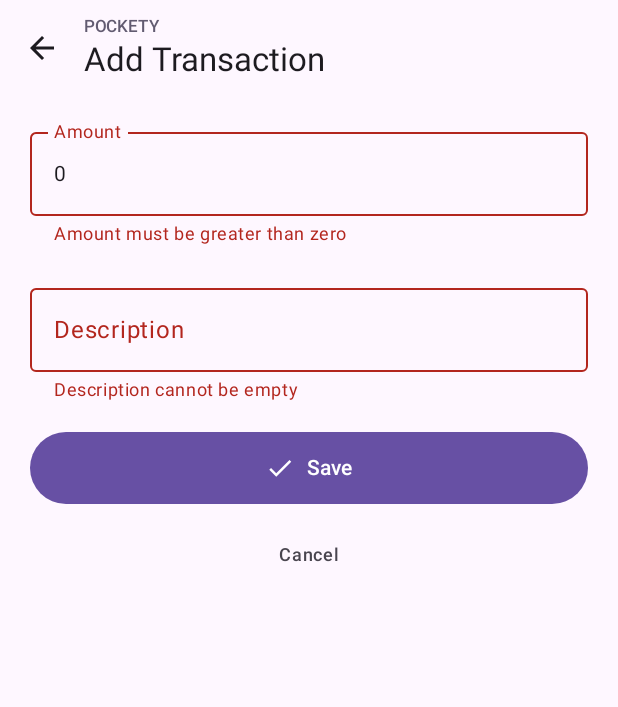
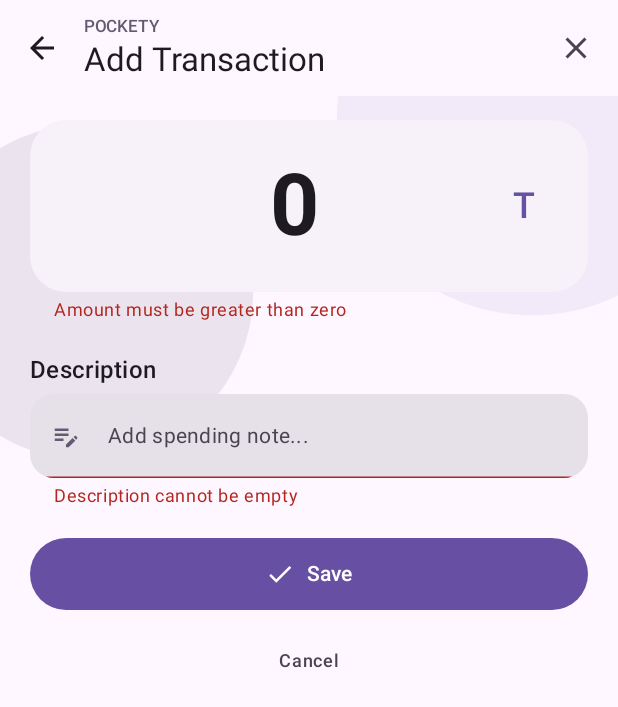
Before and after one commit to ahparhizgar/pockety, an Android app built with Jetpack Compose: the @Preview function AddTransactionScreenErrorPreview, on a phone screen of 412 x 824 dp. Shown: the top 707 px of the screen. Run offline under Robolectric (Android 15) with nearby library versions, the phone set to English and light mode, and no system bars; our stand-ins replace Compose Multiplatform resources.

Commit message:
Make design of AddTransactionScreen match the design

```diff
--- a/app/shared/src/commonMain/composeResources/values-fa/strings.xml
+++ b/app/shared/src/commonMain/composeResources/values-fa/strings.xml
@@ -19,4 +19,6 @@
     <string name="no_transactions">هنوز تراکنشی ثبت نشده است</string>
     <string name="error_invalid_amount">مبلغ باید بیشتر از صفر باشد</string>
     <string name="error_empty_description">توضیحات نمی‌تواند خالی باشد</string>
+    <string name="description_placeholder">یادداشت خرج را وارد کنید...</string>
+    <string name="currency_symbol">تومان</string>
 </resources>
--- a/app/shared/src/commonMain/composeResources/values/strings.xml
+++ b/app/shared/src/commonMain/composeResources/values/strings.xml
@@ -19,4 +19,6 @@
     <string name="no_transactions">No transactions yet</string>
     <string name="error_invalid_amount">Amount must be greater than zero</string>
     <string name="error_empty_description">Description cannot be empty</string>
+    <string name="description_placeholder">Add spending note...</string>
+    <string name="currency_symbol">T</string>
 </resources>
--- a/app/shared/src/commonMain/kotlin/com/base/feature/transaction/add/AddTransactionScreen.kt
+++ b/app/shared/src/commonMain/kotlin/com/base/feature/transaction/add/AddTransactionScreen.kt
@@ -3,6 +3,7 @@ package com.base.feature.transaction.add
 import androidx.compose.foundation.layout.Arrangement
 import androidx.compose.foundation.layout.Box
 import androidx.compose.foundation.layout.Column
+import androidx.compose.foundation.layout.Row
 import androidx.compose.foundation.layout.Spacer
 import androidx.compose.foundation.layout.fillMaxSize
 import androidx.compose.foundation.layout.fillMaxWidth
@@ -13,31 +14,43 @@ import androidx.compose.foundation.layout.width
 import androidx.compose.foundation.layout.widthIn
 import androidx.compose.foundation.rememberScrollState
 import androidx.compose.foundation.shape.CircleShape
+import androidx.compose.foundation.shape.RoundedCornerShape
+import androidx.compose.foundation.text.BasicTextField
 import androidx.compose.foundation.text.KeyboardActions
 import androidx.compose.foundation.text.KeyboardOptions
 import androidx.compose.foundation.verticalScroll
 import androidx.compose.material.icons.Icons
 import androidx.compose.material.icons.automirrored.filled.ArrowBack
 import androidx.compose.material.icons.filled.Check
+import androidx.compose.material.icons.filled.Close
+import androidx.compose.material.icons.filled.EditNote
 import androidx.compose.material3.Button
 import androidx.compose.material3.ButtonDefaults
 import androidx.compose.material3.CircularProgressIndicator
 import androidx.compose.material3.Icon
 import androidx.compose.material3.IconButton
 import androidx.compose.material3.MaterialTheme
-import androidx.compose.material3.OutlinedTextField
 import androidx.compose.material3.Scaffold
+import androidx.compose.material3.Surface
 import androidx.compose.material3.Text
 import androidx.compose.material3.TextButton
+import androidx.compose.material3.TextField
+import androidx.compose.material3.TextFieldDefaults
 import androidx.compose.runtime.Composable
 import androidx.compose.runtime.getValue
 import androidx.compose.ui.Alignment
 import androidx.compose.ui.Modifier
+import androidx.compose.ui.draw.drawBehind
 import androidx.compose.ui.focus.FocusDirection
+import androidx.compose.ui.geometry.Offset
+import androidx.compose.ui.graphics.Color
+import androidx.compose.ui.graphics.SolidColor
 import androidx.compose.ui.platform.LocalFocusManager
 import androidx.compose.ui.platform.testTag
+import androidx.compose.ui.text.font.FontWeight
 import androidx.compose.ui.text.input.ImeAction
 import androidx.compose.ui.text.input.KeyboardType
+import androidx.compose.ui.text.style.TextAlign
 import androidx.compose.ui.unit.dp
 import com.arkivanov.decompose.extensions.compose.subscribeAsState
 import com.base.ui.ScreenPreviews
@@ -46,9 +59,10 @@ import com.base.usermessage.UiString
 import org.jetbrains.compose.resources.stringResource
 import pockety.app.shared.generated.resources.Res
 import pockety.app.shared.generated.resources.add_transaction_title
-import pockety.app.shared.generated.resources.amount_label
 import pockety.app.shared.generated.resources.cancel_action
+import pockety.app.shared.generated.resources.currency_symbol
 import pockety.app.shared.generated.resources.description_label
+import pockety.app.shared.generated.resources.description_placeholder
 import pockety.app.shared.generated.resources.error_empty_description
 import pockety.app.shared.generated.resources.error_invalid_amount
 import pockety.app.shared.generated.resources.save_action
@@ -73,6 +87,17 @@ fun AddTransactionScreen(
                 Icon(
                     imageVector = Icons.AutoMirrored.Filled.ArrowBack,
                     contentDescription = stringResource(Res.string.cancel_action),
+                )
+              }
+            },
+            actions = {
+              IconButton(
+                  onClick = component::onCancelClicked,
+              ) {
+                Icon(
+                    imageVector = Icons.Default.Close,
+                    contentDescription = stringResource(Res.string.cancel_action),
+                    tint = MaterialTheme.colorScheme.onSurfaceVariant,
                 )
               }
             },
@@ -190,6 +215,11 @@ private fun FormActions(
   }
 }
 
+private const val GLOW_RADIUS_PRIMARY_FRACTION = 0.35f
+private const val GLOW_CENTER_X_PRIMARY_FRACTION = 0.9f
+private const val GLOW_RADIUS_SECONDARY_FRACTION = 0.3f
+private const val GLOW_CENTER_X_SECONDARY_FRACTION = 0.1f
+
 @Composable
 private fun AmountInputField(
     amountText: String,
@@ -198,29 +228,87 @@ private fun AmountInputField(
     onNext: () -> Unit,
     modifier: Modifier = Modifier,
 ) {
-  OutlinedTextField(
+  Column(
+      modifier = modifier.fillMaxWidth(),
+      verticalArrangement = Arrangement.spacedBy(4.dp),
+  ) {
+    AmountHeroCard(
+        amountText = amountText,
+        onAmountChange = onAmountChange,
+        onNext = onNext,
+    )
+
+    amountError?.let {
+      Text(
+          text = it.content(),
+          color = MaterialTheme.colorScheme.error,
+          style = MaterialTheme.typography.bodySmall,
+          modifier = Modifier.padding(start = 16.dp).testTag("amount-error"),
+      )
+    }
+  }
+}
+
+@Composable
+private fun AmountHeroCard(
+    amountText: String,
+    onAmountChange: (String) -> Unit,
+    onNext: () -> Unit,
+    modifier: Modifier = Modifier,
+) {
+  val glowColor1 = MaterialTheme.colorScheme.primary.copy(alpha = 0.08f)
+  val glowColor2 = MaterialTheme.colorScheme.secondary.copy(alpha = 0.12f)
+
+  Surface(
+      modifier =
+          modifier.fillMaxWidth().drawBehind {
+            drawCircle(
+                color = glowColor1,
+                radius = size.width * GLOW_RADIUS_PRIMARY_FRACTION,
+                center = Offset(size.width * GLOW_CENTER_X_PRIMARY_FRACTION, 0f),
+            )
+            drawCircle(
+                color = glowColor2,
+                radius = size.width * GLOW_RADIUS_SECONDARY_FRACTION,
+                center = Offset(size.width * GLOW_CENTER_X_SECONDARY_FRACTION, size.height),
+            )
+          },
+      shape = RoundedCornerShape(24.dp),
+      color = MaterialTheme.colorScheme.surfaceContainerLow,
+  ) {
+    Row(
+        modifier = Modifier.fillMaxWidth().padding(horizontal = 16.dp, vertical = 24.dp),
+        horizontalArrangement = Arrangement.Center,
+        verticalAlignment = Alignment.CenterVertically,
+    ) {
+      BasicTextField(
           value = amountText,
           onValueChange = onAmountChange,
-      label = { Text(stringResource(Res.string.amount_label)) },
+          modifier = Modifier.widthIn(min = 60.dp, max = 280.dp).testTag("amount-field"),
+          textStyle =
+              MaterialTheme.typography.displayLarge.copy(
+                  fontWeight = FontWeight.Bold,
+                  color = MaterialTheme.colorScheme.onSurface,
+                  textAlign = TextAlign.Center,
+              ),
           singleLine = true,
+          cursorBrush = SolidColor(MaterialTheme.colorScheme.primary),
           keyboardOptions =
               KeyboardOptions(
                   keyboardType = KeyboardType.Number,
                   imeAction = ImeAction.Next,
               ),
           keyboardActions = KeyboardActions(onNext = { onNext() }),
-      isError = amountError != null,
-      supportingText = {
-        amountError?.let {
+      )
+      Spacer(modifier = Modifier.width(6.dp))
       Text(
-              text = it.content(),
-              color = MaterialTheme.colorScheme.error,
-              modifier = Modifier.testTag("amount-error"),
+          text = stringResource(Res.string.currency_symbol),
+          style = MaterialTheme.typography.headlineSmall,
+          fontWeight = FontWeight.SemiBold,
+          color = MaterialTheme.colorScheme.primary,
       )
     }
-      },
-      modifier = modifier.fillMaxWidth().testTag("amount-field"),
-  )
+  }
 }
 
 @Composable
@@ -231,29 +319,64 @@ private fun DescriptionInputField(
     onDone: () -> Unit,
     modifier: Modifier = Modifier,
 ) {
-  OutlinedTextField(
+  Column(
+      modifier = modifier.fillMaxWidth(),
+      verticalArrangement = Arrangement.spacedBy(4.dp),
+  ) {
+    Text(
+        text = stringResource(Res.string.description_label),
+        style = MaterialTheme.typography.titleMedium,
+        fontWeight = FontWeight.SemiBold,
+        color = MaterialTheme.colorScheme.onSurface,
+    )
+
+    TextField(
         value = descriptionText,
         onValueChange = onDescriptionChange,
-      label = { Text(stringResource(Res.string.description_label)) },
-      singleLine = true,
+        modifier = Modifier.fillMaxWidth().testTag("description-field"),
+        placeholder = {
+          Text(
+              text = stringResource(Res.string.description_placeholder),
+              style = MaterialTheme.typography.bodyMedium,
+              color = MaterialTheme.colorScheme.onSurfaceVariant,
+          )
+        },
+        leadingIcon = {
+          Icon(
+              imageVector = Icons.Default.EditNote,
+              contentDescription = null,
+              tint = MaterialTheme.colorScheme.secondary,
+              modifier = Modifier.size(20.dp),
+          )
+        },
+        shape = RoundedCornerShape(16.dp),
+        colors =
+            TextFieldDefaults.colors(
+                focusedContainerColor = MaterialTheme.colorScheme.surfaceContainerLowest,
+                unfocusedContainerColor = MaterialTheme.colorScheme.surfaceContainerLowest,
+                focusedIndicatorColor = Color.Transparent,
+                unfocusedIndicatorColor = Color.Transparent,
+                disabledIndicatorColor = Color.Transparent,
+            ),
         keyboardOptions =
             KeyboardOptions(
                 keyboardType = KeyboardType.Text,
                 imeAction = ImeAction.Done,
             ),
         keyboardActions = KeyboardActions(onDone = { onDone() }),
+        singleLine = true,
         isError = descriptionError != null,
-      supportingText = {
+    )
+
     descriptionError?.let {
       Text(
           text = it.content(),
           color = MaterialTheme.colorScheme.error,
-              modifier = Modifier.testTag("description-error"),
+          style = MaterialTheme.typography.bodySmall,
+          modifier = Modifier.padding(start = 16.dp).testTag("description-error"),
       )
     }
-      },
-      modifier = modifier.fillMaxWidth().testTag("description-field"),
-  )
+  }
 }
 
 @ScreenPreviews
--- a/app/shared/src/commonMain/kotlin/com/base/ui/components/PocketyTopAppBar.kt
+++ b/app/shared/src/commonMain/kotlin/com/base/ui/components/PocketyTopAppBar.kt
@@ -2,7 +2,6 @@ package com.base.ui.components
 
 import androidx.compose.foundation.layout.Column
 import androidx.compose.foundation.layout.RowScope
-import androidx.compose.material3.ExperimentalMaterial3Api
 import androidx.compose.material3.MaterialTheme
 import androidx.compose.material3.Text
 import androidx.compose.material3.TopAppBar
```
Also changed, not shown: 1 other file. Lines whose indentation alone changed are shown as unchanged.
